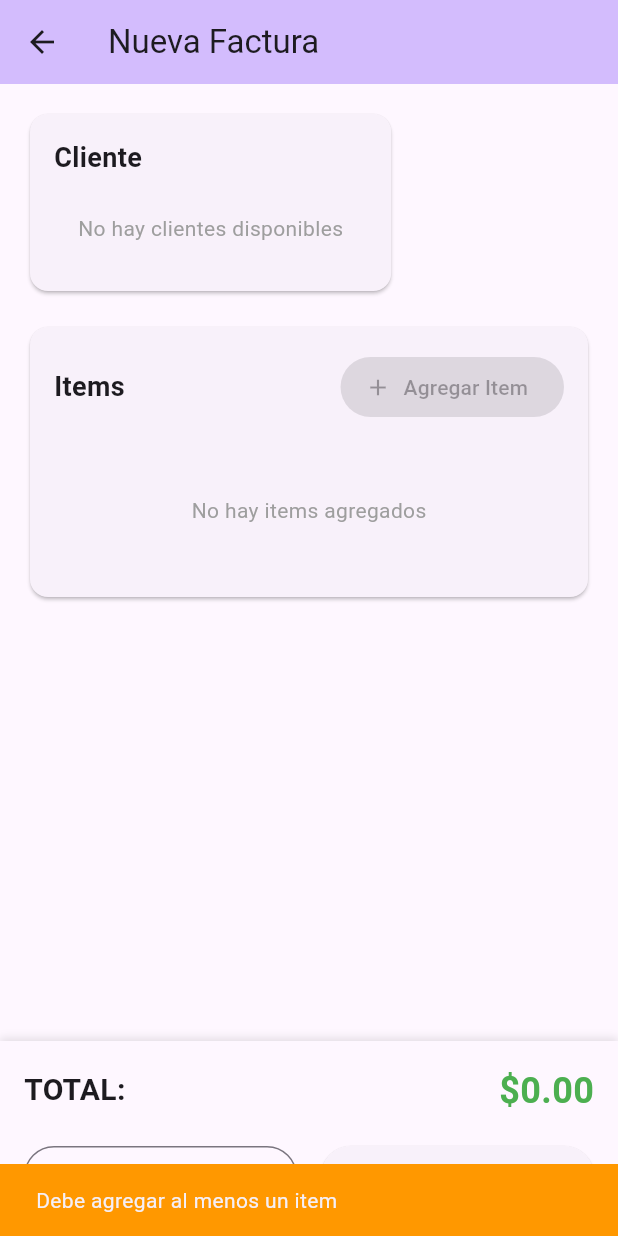
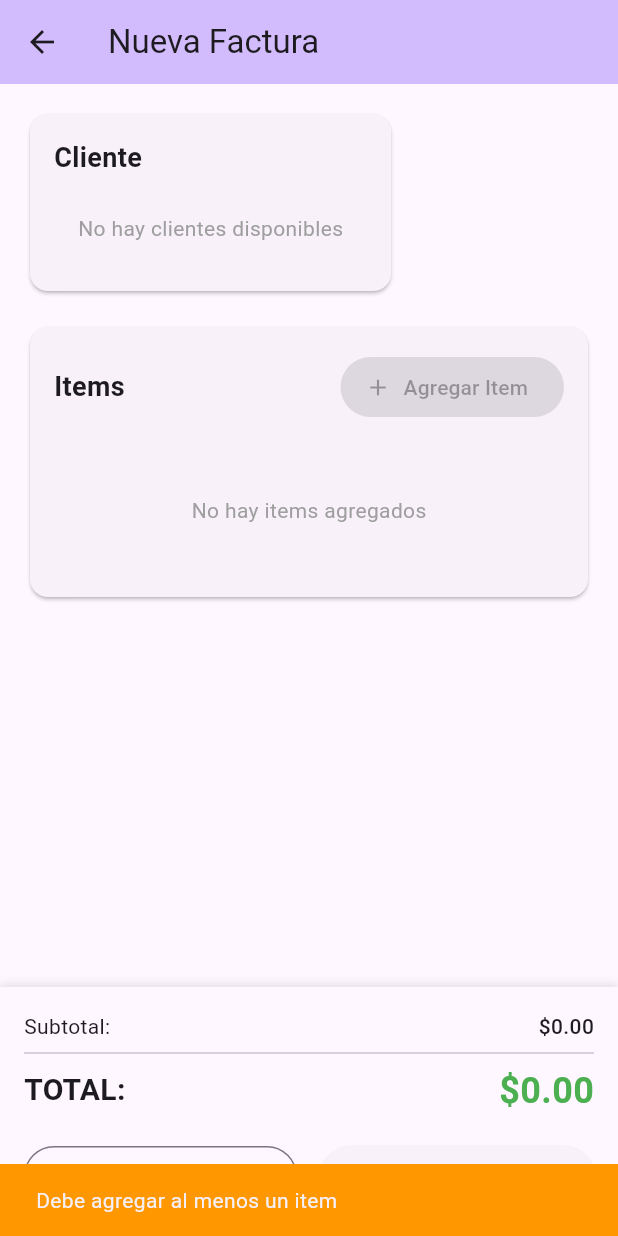
Before and after one commit to velfin13/facturador-apollos-movile, a Flutter app: the CrearFacturaPage screen opened directly, after a tap on "Guardar Factura", on a phone screen of 412 x 824 dp. Run offline on Flutter 3.47's test engine with Material 3 defaults, Android fonts, the phone set to English and light mode, and no system bars; our stand-ins replace bloc, dartz, dio, equatable, flutter_bloc, get_it and 3 more; accounts and stored records are empty; network calls fail.

Commit message:
factura detalles

```diff
--- a/lib/features/facturacion/domain/entities/factura.dart
+++ b/lib/features/facturacion/domain/entities/factura.dart
@@ -9,7 +9,10 @@ class Factura extends Equatable {
   final String? clienteNombre; // desde cliente
   final String? numFact;
   final String? observacion;
-  final double total; // calculado desde detalles
+  final double subtotal; // subtotal sin IVA
+  final double ivaTotal; // total de IVA
+  final double descTotal; // total de descuentos
+  final double total; // total final
   final List<ItemFactura> items;
   final List<FormaPago> formasPago;
 
@@ -22,6 +25,9 @@ class Factura extends Equatable {
     this.clienteNombre,
     this.numFact,
     this.observacion,
+    required this.subtotal,
+    required this.ivaTotal,
+    required this.descTotal,
     required this.total,
     required this.items,
     required this.formasPago,
@@ -37,6 +43,9 @@ class Factura extends Equatable {
     clienteNombre,
     numFact,
     observacion,
+    subtotal,
+    ivaTotal,
+    descTotal,
     total,
     items,
     formasPago,
--- /dev/null
+++ b/lib/features/facturacion/domain/usecases/get_factura.dart
@@ -0,0 +1,18 @@
+import 'package:dartz/dartz.dart';
+import 'package:injectable/injectable.dart';
+import '../../../../core/error/failures.dart';
+import '../../../../core/usecases/usecase.dart';
+import '../entities/factura.dart';
+import '../repositories/factura_repository.dart';
+
+@injectable
+class GetFactura implements UseCase<Factura, String> {
+  final FacturaRepository repository;
+
+  GetFactura(this.repository);
+
+  @override
+  Future<Either<Failure, Factura>> call(String id) async {
+    return await repository.getFactura(id);
+  }
+}
--- a/lib/features/facturacion/presentation/bloc/factura_bloc.dart
+++ b/lib/features/facturacion/presentation/bloc/factura_bloc.dart
@@ -4,6 +4,7 @@ import 'package:injectable/injectable.dart';
 import '../../../../core/usecases/usecase.dart';
 import '../../domain/entities/factura.dart';
 import '../../domain/usecases/get_facturas.dart';
+import '../../domain/usecases/get_factura.dart';
 import '../../domain/usecases/create_factura.dart';
 
 part 'factura_event.dart';
@@ -12,11 +13,16 @@ part 'factura_state.dart';
 @injectable
 class FacturaBloc extends Bloc<FacturaEvent, FacturaState> {
   final GetFacturas getFacturas;
+  final GetFactura getFactura;
   final CreateFactura createFactura;
 
-  FacturaBloc({required this.getFacturas, required this.createFactura})
-    : super(FacturaInitial()) {
+  FacturaBloc({
+    required this.getFacturas,
+    required this.getFactura,
+    required this.createFactura,
+  }) : super(FacturaInitial()) {
     on<GetFacturasEvent>(_onGetFacturas);
+    on<GetFacturaDetailsEvent>(_onGetFacturaDetails);
     on<CreateFacturaEvent>(_onCreateFactura);
   }
 
@@ -34,6 +40,18 @@ class FacturaBloc extends Bloc<FacturaEvent, FacturaState> {
     );
   }
 
+  Future<void> _onGetFacturaDetails(
+    GetFacturaDetailsEvent event,
+    Emitter<FacturaState> emit,
+  ) async {
+    final failureOrFactura = await getFactura(event.id);
+
+    failureOrFactura.fold(
+      (failure) => emit(FacturaError(failure.message)),
+      (factura) => emit(FacturaDetailsLoaded(factura)),
+    );
+  }
+
   Future<void> _onCreateFactura(
     CreateFacturaEvent event,
     Emitter<FacturaState> emit,
--- a/lib/features/facturacion/presentation/bloc/factura_event.dart
+++ b/lib/features/facturacion/presentation/bloc/factura_event.dart
@@ -9,6 +9,15 @@ abstract class FacturaEvent extends Equatable {
 
 class GetFacturasEvent extends FacturaEvent {}
 
+class GetFacturaDetailsEvent extends FacturaEvent {
+  final String id;
+
+  const GetFacturaDetailsEvent(this.id);
+
+  @override
+  List<Object> get props => [id];
+}
+
 class CreateFacturaEvent extends FacturaEvent {
   final Factura factura;
 
--- a/lib/features/facturacion/presentation/bloc/factura_state.dart
+++ b/lib/features/facturacion/presentation/bloc/factura_state.dart
@@ -20,6 +20,15 @@ class FacturaLoaded extends FacturaState {
   List<Object> get props => [facturas];
 }
 
+class FacturaDetailsLoaded extends FacturaState {
+  final Factura factura;
+
+  const FacturaDetailsLoaded(this.factura);
+
+  @override
+  List<Object> get props => [factura];
+}
+
 class FacturaError extends FacturaState {
   final String message;
 
--- a/lib/features/facturacion/presentation/pages/crear_factura_page.dart
+++ b/lib/features/facturacion/presentation/pages/crear_factura_page.dart
@@ -37,6 +37,14 @@ class _CrearFacturaPageState extends State<CrearFacturaPage> {
 
   double get _subtotal {
     return _items.fold(0.0, (sum, item) => sum + item.subtotal);
+  }
+
+  double get _ivaTotal {
+    return _items.fold(0.0, (sum, item) => sum + item.iva);
+  }
+
+  double get _total {
+    return _subtotal + _ivaTotal;
   }
 
   @override
@@ -268,6 +276,35 @@ class _CrearFacturaPageState extends State<CrearFacturaPage> {
                             Row(
                               mainAxisAlignment: MainAxisAlignment.spaceBetween,
                               children: [
+                                const Text('Subtotal:'),
+                                Text(
+                                  '\$${_subtotal.toStringAsFixed(2)}',
+                                  style: const TextStyle(
+                                    fontWeight: FontWeight.w500,
+                                  ),
+                                ),
+                              ],
+                            ),
+                            if (_ivaTotal > 0) ...[
+                              const SizedBox(height: 4),
+                              Row(
+                                mainAxisAlignment:
+                                    MainAxisAlignment.spaceBetween,
+                                children: [
+                                  const Text('IVA (15%):'),
+                                  Text(
+                                    '\$${_ivaTotal.toStringAsFixed(2)}',
+                                    style: const TextStyle(
+                                      fontWeight: FontWeight.w500,
+                                    ),
+                                  ),
+                                ],
+                              ),
+                            ],
+                            const Divider(height: 16),
+                            Row(
+                              mainAxisAlignment: MainAxisAlignment.spaceBetween,
+                              children: [
                                 const Text(
                                   'TOTAL:',
                                   style: TextStyle(
@@ -276,7 +313,7 @@ class _CrearFacturaPageState extends State<CrearFacturaPage> {
                                   ),
                                 ),
                                 Text(
-                                  '\$${_subtotal.toStringAsFixed(2)}',
+                                  '\$${_total.toStringAsFixed(2)}',
                                   style: const TextStyle(
                                     fontSize: 24,
                                     fontWeight: FontWeight.bold,
@@ -364,7 +401,7 @@ class _CrearFacturaPageState extends State<CrearFacturaPage> {
         FormaPago(
           formaPagoId: 'EFE',
           formaPagoNombre: 'Efectivo',
-          valor: _subtotal,
+          valor: _total,
           numero: null,
           referencia: null,
           fechaVence: null,
@@ -383,7 +420,10 @@ class _CrearFacturaPageState extends State<CrearFacturaPage> {
         observacion: _observacionController.text.trim().isEmpty
             ? null
             : _observacionController.text.trim(),
-        total: _subtotal,
+        subtotal: _subtotal,
+        ivaTotal: _ivaTotal,
+        descTotal: 0.0,
+        total: _total,
         items: itemsFactura,
         formasPago: formasPago,
       );
@@ -399,15 +439,19 @@ class ItemFacturaTemp {
   final String descripcion;
   final int cantidad;
   final double precioUnitario;
+  final bool aplicaIva;
 
   ItemFacturaTemp({
     required this.productoId,
     required this.descripcion,
     required this.cantidad,
     required this.precioUnitario,
+    required this.aplicaIva,
   });
 
   double get subtotal => cantidad * precioUnitario;
+  double get iva => aplicaIva ? subtotal * 0.15 : 0.0;
+  double get total => subtotal + iva;
 }
 
 class _AgregarItemDialog extends StatefulWidget {
@@ -523,6 +567,7 @@ class _AgregarItemDialogState extends State<_AgregarItemDialog> {
                 descripcion: _productoSeleccionado!.descripcion,
                 cantidad: int.parse(_cantidadController.text),
                 precioUnitario: double.parse(_precioController.text),
+                aplicaIva: _productoSeleccionado!.iva == 'S',
               );
               widget.onAgregar(item);
               Navigator.pop(context);
```
Also changed, not shown: lib/features/facturacion/data/models/factura_model.dart (+15 -3 lines), lib/features/facturacion/presentation/widgets/factura_list_widget.dart (+41 -7 lines), lib/features/facturacion/data/models/factura_model.g.dart, lib/injection/injection_container.config.dart.
